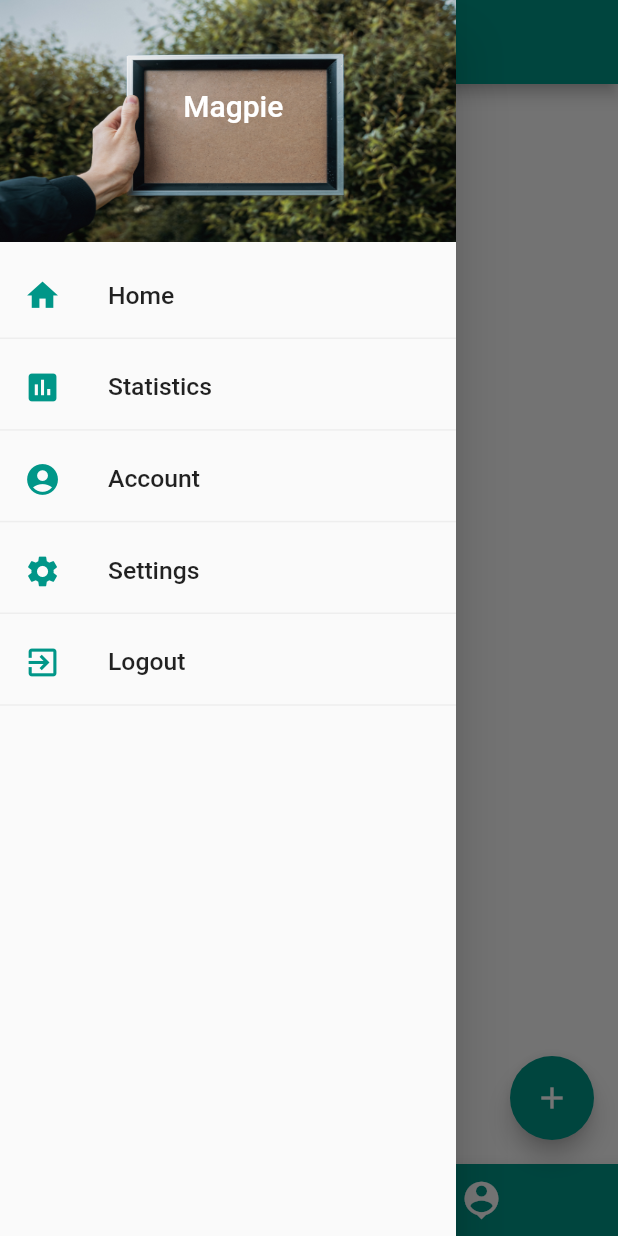
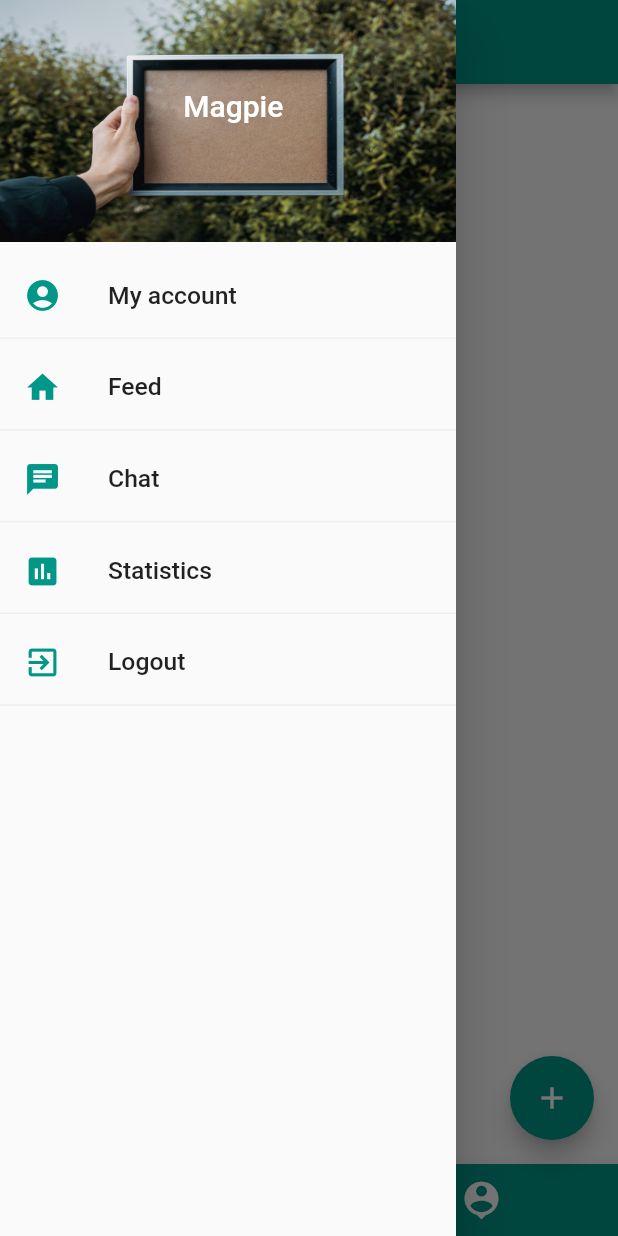
Before and after one commit to alexanderwiegel/magpie_uni, a Flutter app: the screen it shows after launch, with the side drawer open, on a phone screen of 412 x 824 dp. Run offline on Flutter 3.47's test engine with Material 2 defaults, Android fonts, the phone set to English and light mode, and no system bars; our stand-ins replace charts_flutter, flutter_image_compress, image_picker; missing offline and left inert: flutter_circular_chart.

Commit message:
Add feed and chat to the drawer

```diff
--- a/code/lib/widgets/magpie.drawer.dart
+++ b/code/lib/widgets/magpie.drawer.dart
@@ -30,25 +30,30 @@ class MagpieDrawer extends StatelessWidget {
             ),
           ),
           option(
+            Icons.account_circle,
+            "My account",
+            () => navigate(context, "/home"),
+          ),
+          option(
             Icons.home,
-            "Home",
-            () => navigate(context, "/home"),
+            "Feed",
+            () => Navigator.of(context).pop(),
+          ),
+          option(
+            Icons.chat,
+            "Chat",
+            () => Navigator.of(context).pop(),
           ),
           option(
             Icons.insert_chart, "Statistics",
             //() => Navigator.of(context).pop(),),
             () => navigate(context, "/statistic"),
           ),
-          option(
-            Icons.account_circle,
-            "Account",
-            () => Navigator.of(context).pop(),
-          ),
-          option(
-            Icons.settings,
-            "Settings",
-            () => Navigator.of(context).pop(),
-          ),
+          // option(
+          //   Icons.settings,
+          //   "Settings",
+          //   () => Navigator.of(context).pop(),
+          // ),
           option(
             Icons.exit_to_app,
             "Logout",
```
